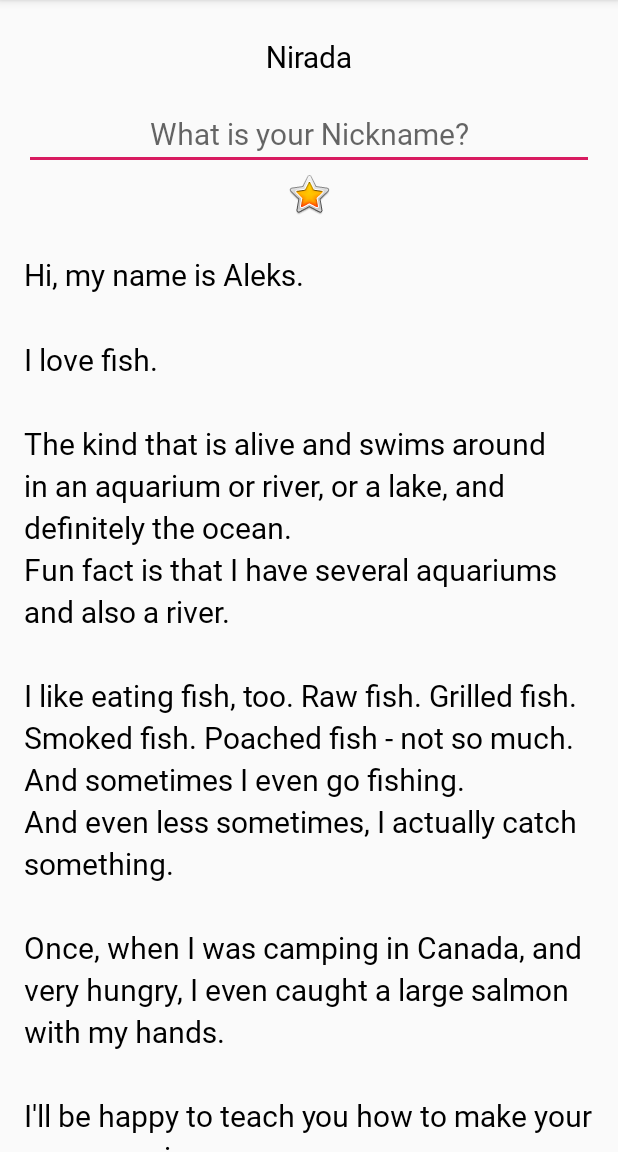
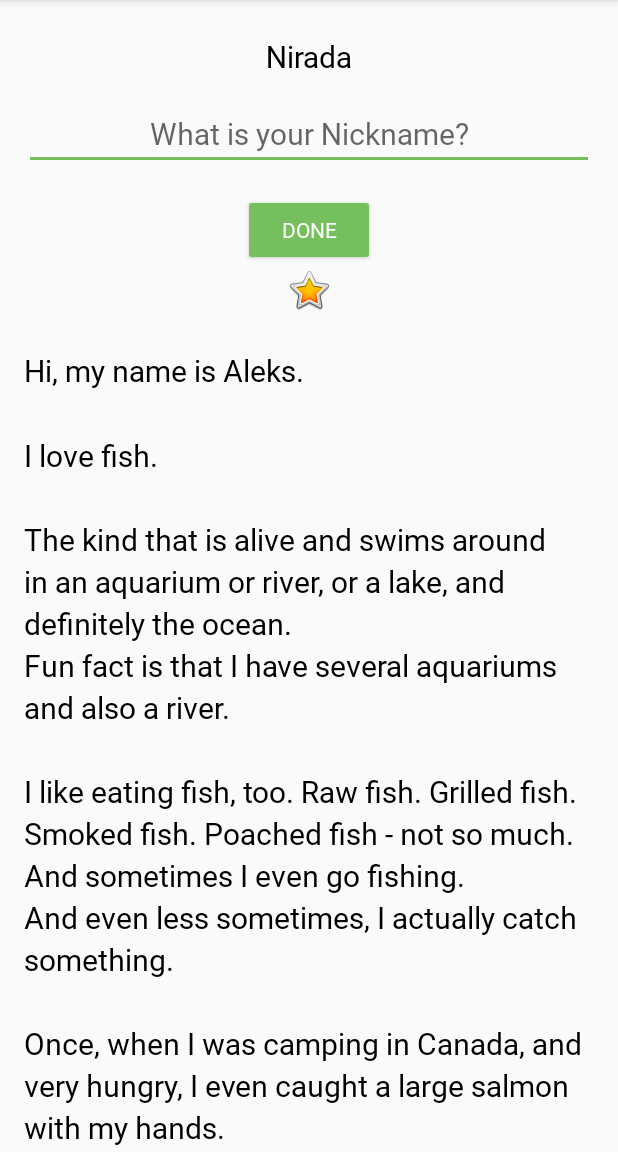
Before and after one commit to NiradaSukchit/AboutMe, an Android app: the screen it shows after launch (MainActivity), on a phone screen of 412 x 824 dp, the part 84-1236 px from its top. Run offline under Robolectric (Android 15) with nearby library versions, the phone set to English and light mode, and no system bars.

Commit message:
Add Done Button

```diff
--- a/app/src/main/res/layout/activity_main.xml
+++ b/app/src/main/res/layout/activity_main.xml
@@ -22,6 +22,12 @@
             android:ems="10"
             android:id="@+id/nickname_edit  " android:hint="@string/what_is_your_nickname"
             android:textAlignment="center" style="@style/NameStyle"/>
+    <Button
+            android:text="@string/done"
+            android:layout_width="wrap_content"
+            android:layout_height="wrap_content" android:id="@+id/done_button"
+            android:layout_gravity="center_horizontal" style="@style/Widget.AppCompat.Button.Colored"
+            android:layout_marginTop="@dimen/layout_margin" android:fontFamily="@font/roboto"/>
     <ImageView
             android:layout_width="match_parent"
             android:layout_height="wrap_content" app:srcCompat="@android:drawable/btn_star_big_on"
--- a/app/src/main/res/values/colors.xml
+++ b/app/src/main/res/values/colors.xml
@@ -2,5 +2,5 @@
 <resources>
     <color name="colorPrimary">#008577</color>
     <color name="colorPrimaryDark">#00574B</color>
-    <color name="colorAccent">#D81B60</color>
+    <color name="colorAccent">#76bf5e</color>
 </resources>
--- a/app/src/main/res/values/strings.xml
+++ b/app/src/main/res/values/strings.xml
@@ -13,4 +13,5 @@
         \n\nI\'ll be happy to teach you how to make your own aquarium.
         \nYou should ask someone else about fishing, though.\n\n</string>
     <string name="what_is_your_nickname">What is your Nickname?</string>
+    <string name="done">Done</string>
 </resources>
```
